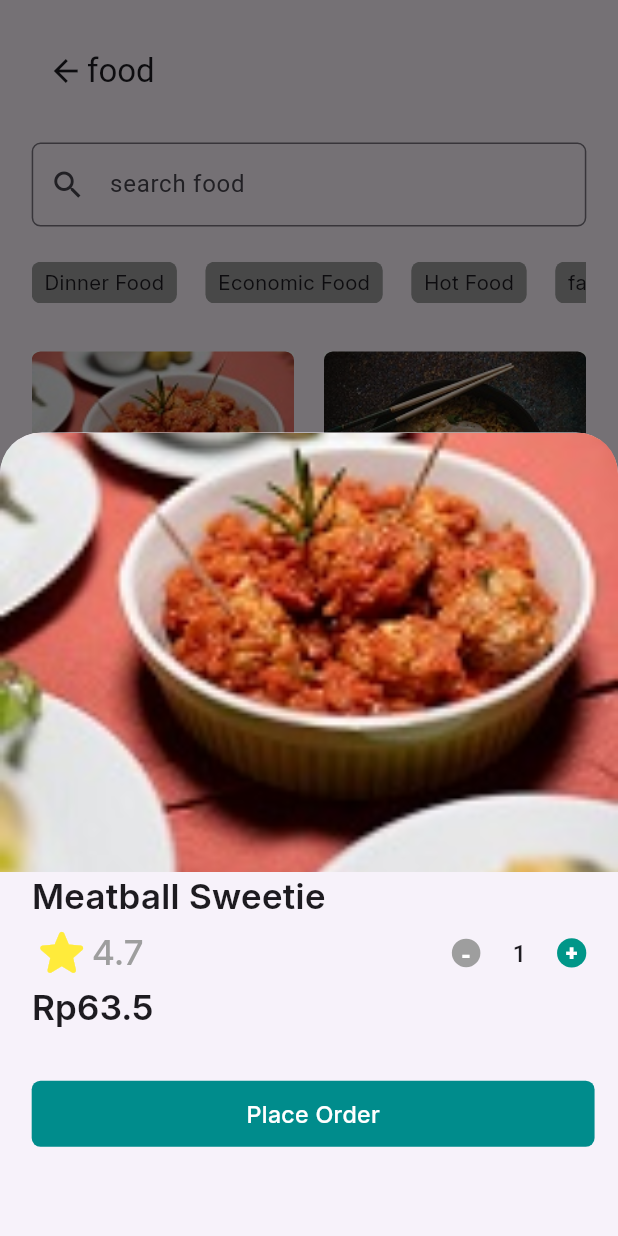
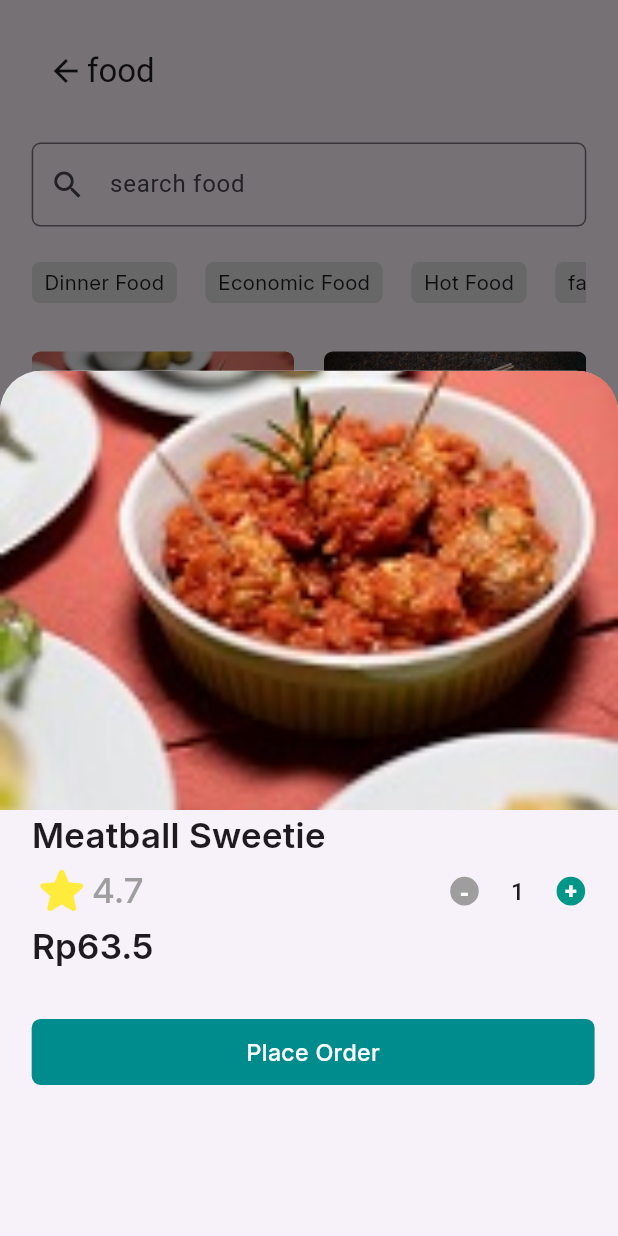
Before and after one commit to ojoquyum31-ship-it/example, a Flutter app: the screen it shows after launch, after a tap on "Meatball Sweetie", on a phone screen of 412 x 824 dp. Run offline on Flutter 3.47's test engine with Material 3 defaults, Android fonts, the phone set to English and light mode, and no system bars; our stand-ins replace flutter_screenutil, get.

Commit message:
local changes before pulling

```diff
--- a/lib/controller/foodcontroller.dart
+++ b/lib/controller/foodcontroller.dart
@@ -1,7 +1,11 @@
+//import 'package:example/screens/food.dart';
+//import 'package:example/screens/with_getx.dart';
+//import 'package:flutter/material.dart';
 import 'package:get/get.dart';
 
 class Foodcontroller extends GetxController{
   RxInt counter =0.obs;
+
   var foodList = <Map<String, dynamic>> [
     {
     "image": "assets/images/myhomefood_image.1.jpg",
@@ -49,4 +53,5 @@ class Foodcontroller extends GetxController{
   void resetQuantity() {
     counter.value = 1;
   }
+
 }
--- a/lib/screens/food.dart
+++ b/lib/screens/food.dart
@@ -100,7 +100,7 @@ class _FoodState extends State<Food> {
                       right: 8.w,
                     ),
                     decoration: BoxDecoration(
-                      color: Colors.grey,
+                      color:  const Color.fromARGB(255, 226, 224, 224),
                       borderRadius: BorderRadius.circular(6),
                     ),
                     child: Text(
@@ -121,7 +121,7 @@ class _FoodState extends State<Food> {
                       right: 8.w,
                     ),
                     decoration: BoxDecoration(
-                      color: Colors.grey,
+                      color: const Color.fromARGB(255, 226, 224, 224),
                       borderRadius: BorderRadius.circular(6),
                     ),
                     child: Text(
@@ -142,7 +142,7 @@ class _FoodState extends State<Food> {
                       right: 8.w,
                     ),
                     decoration: BoxDecoration(
-                      color: Colors.grey,
+                      color:  const Color.fromARGB(255, 226, 224, 224),
                       borderRadius: BorderRadius.circular(6),
                     ),
                     child: Text(
@@ -163,7 +163,7 @@ class _FoodState extends State<Food> {
                       right: 8.w,
                     ),
                     decoration: BoxDecoration(
-                      color: Colors.grey,
+                      color:  const Color.fromARGB(255, 226, 224, 224),
                       borderRadius: BorderRadius.circular(6),
                     ),
                     child: Text(
@@ -178,11 +178,10 @@ class _FoodState extends State<Food> {
                 ],
               ),
             ),
-            //SizedBox(height: 32.h),
             Expanded(
               child: Padding(
                 padding: EdgeInsets.symmetric(vertical: 32),
-                // const EdgeInsets.all(20.0),
+
                 child: GridView.builder(
                   gridDelegate: SliverGridDelegateWithFixedCrossAxisCount(
                     crossAxisCount: 2,
@@ -198,7 +197,7 @@ class _FoodState extends State<Food> {
                         showModalBottomSheet(
                           context: context,
                           builder: (_) => FractionallySizedBox(
-                            heightFactor: 0.65,
+                            heightFactor: 0.7,
                             child: Container(
                               height: 0.8.sh,
                               child: SingleChildScrollView(
@@ -309,8 +308,8 @@ class _FoodState extends State<Food> {
                                                             });
                                                           },
                                                            child: Container(
-                                                              height: 19.5,
-                                                              width: 19.5,
+                                                              height: 19.5.h,
+                                                              width: 19.5.w,
                                                               decoration:
                                                                   BoxDecoration(
                                                                     color:
```
Also changed, not shown: lib/screens/with_getx.dart (+5 -5 lines).
